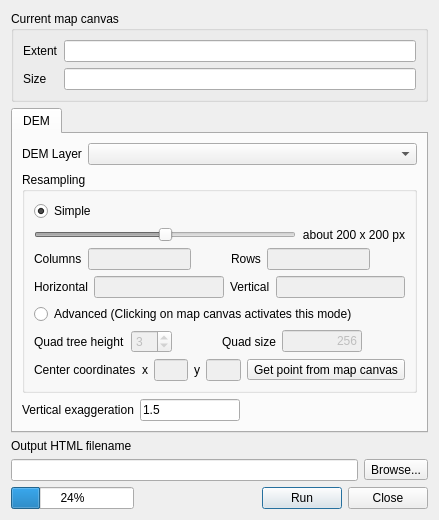
The window that qgis2threejsdialog.ui (minorua/Qgis2threejs) describes before a commit, drawn with Qt 5.
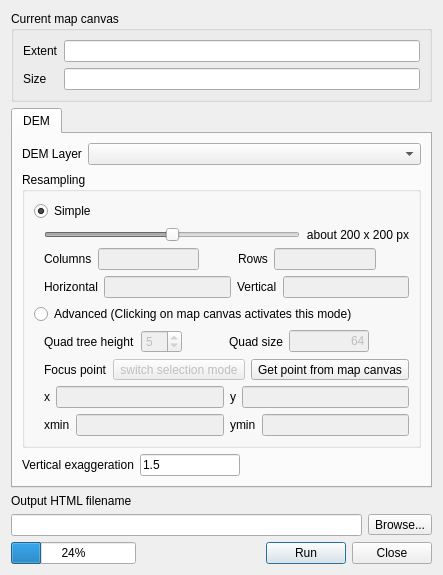
The same window after the commit.

Commit message: add focus area selection

Patch:
```diff
--- a/qgis2threejsdialog.ui
+++ b/qgis2threejsdialog.ui
@@ -7,11 +7,11 @@
     <x>0</x>
     <y>0</y>
     <width>439</width>
-    <height>496</height>
+    <height>552</height>
    </rect>
   </property>
   <property name="sizePolicy">
-   <sizepolicy hsizetype="Preferred" vsizetype="Expanding">
+   <sizepolicy hsizetype="Preferred" vsizetype="Preferred">
     <horstretch>0</horstretch>
     <verstretch>0</verstretch>
    </sizepolicy>
@@ -116,18 +116,11 @@
             <string>Resampling</string>
            </property>
            <layout class="QGridLayout" name="gridLayout_2">
-            <item row="0" column="0">
+            <item row="1" column="0">
              <layout class="QVBoxLayout" name="verticalLayout_2">
-              <item>
-               <widget class="QRadioButton" name="radioButton_Simple">
-                <property name="text">
-                 <string>Simple</string>
-                </property>
-                <property name="checked">
-                 <bool>true</bool>
-                </property>
-               </widget>
-              </item>
+              <property name="leftMargin">
+               <number>10</number>
+              </property>
               <item>
                <layout class="QHBoxLayout" name="horizontalLayout">
                 <item>
@@ -265,14 +258,29 @@
               </item>
              </layout>
             </item>
-            <item row="1" column="0">
+            <item row="2" column="0">
              <widget class="QRadioButton" name="radioButton_Advanced">
               <property name="text">
                <string>Advanced (Clicking on map canvas activates this mode)</string>
               </property>
              </widget>
             </item>
-            <item row="2" column="0">
+            <item row="0" column="0">
+             <widget class="QRadioButton" name="radioButton_Simple">
+              <property name="text">
+               <string>Simple</string>
+              </property>
+              <property name="checked">
+               <bool>true</bool>
+              </property>
+             </widget>
+            </item>
+            <item row="3" column="0">
+             <layout class="QVBoxLayout" name="verticalLayout_4">
+              <property name="leftMargin">
+               <number>10</number>
+              </property>
+              <item>
              <layout class="QHBoxLayout" name="horizontalLayout_5">
               <item>
                <widget class="QLabel" name="label_11">
@@ -290,10 +298,10 @@
                  <number>1</number>
                 </property>
                 <property name="maximum">
-                 <number>10</number>
+                   <number>20</number>
                 </property>
                 <property name="value">
-                 <number>3</number>
+                   <number>5</number>
                 </property>
                </widget>
               </item>
@@ -335,7 +343,7 @@
                  </size>
                 </property>
                 <property name="text">
-                 <string>256</string>
+                   <string>64</string>
                 </property>
                 <property name="alignment">
                  <set>Qt::AlignRight|Qt::AlignTrailing|Qt::AlignVCenter</set>
@@ -357,17 +365,38 @@
               </item>
              </layout>
             </item>
-            <item row="4" column="0">
+              <item>
+               <layout class="QHBoxLayout" name="horizontalLayout_8">
+                <item>
+                 <widget class="QLabel" name="label_Focus">
+                  <property name="text">
+                   <string>Focus point</string>
+                  </property>
+                 </widget>
+                </item>
+                <item>
+                 <widget class="QToolButton" name="toolButton_switchFocusMode">
+                  <property name="enabled">
+                   <bool>false</bool>
+                  </property>
+                  <property name="text">
+                   <string>switch selection mode</string>
+                  </property>
+                 </widget>
+                </item>
+                <item>
+                 <widget class="QToolButton" name="toolButton_PointTool">
+                  <property name="text">
+                   <string>Get point from map canvas</string>
+                  </property>
+                 </widget>
+                </item>
+               </layout>
+              </item>
+              <item>
              <layout class="QHBoxLayout" name="horizontalLayout_6">
               <item>
-               <widget class="QLabel" name="label_12">
-                <property name="text">
-                 <string>Center coordinates</string>
-                </property>
-               </widget>
-              </item>
-              <item>
-               <widget class="QLabel" name="label_13">
+                 <widget class="QLabel" name="label_xmax">
                 <property name="text">
                  <string>x</string>
                 </property>
@@ -400,12 +429,48 @@
                 </property>
                </widget>
               </item>
+               </layout>
+              </item>
               <item>
-               <widget class="QToolButton" name="toolButton_PointTool">
+               <layout class="QHBoxLayout" name="horizontalLayout_9">
+                <item>
+                 <widget class="QLabel" name="label_xmin">
+                  <property name="enabled">
+                   <bool>true</bool>
+                  </property>
                 <property name="text">
-                 <string>Get point from map canvas</string>
-                </property>
-               </widget>
+                   <string>xmin</string>
+                  </property>
+                 </widget>
+                </item>
+                <item>
+                 <widget class="QLineEdit" name="lineEdit_xmin">
+                  <property name="enabled">
+                   <bool>false</bool>
+                  </property>
+                  <property name="inputMethodHints">
+                   <set>Qt::ImhDigitsOnly</set>
+                  </property>
+                 </widget>
+                </item>
+                <item>
+                 <widget class="QLabel" name="label_ymin">
+                  <property name="text">
+                   <string>ymin</string>
+                  </property>
+                 </widget>
+                </item>
+                <item>
+                 <widget class="QLineEdit" name="lineEdit_ymin">
+                  <property name="enabled">
+                   <bool>false</bool>
+                  </property>
+                  <property name="inputMethodHints">
+                   <set>Qt::ImhDigitsOnly</set>
+                  </property>
+                 </widget>
+                </item>
+               </layout>
               </item>
              </layout>
             </item>
```
Left out of the diff: 6 changed lines with no effect on the pictures. Lines whose indentation alone changed are shown as unchanged. The commit also changes 3 other files.
